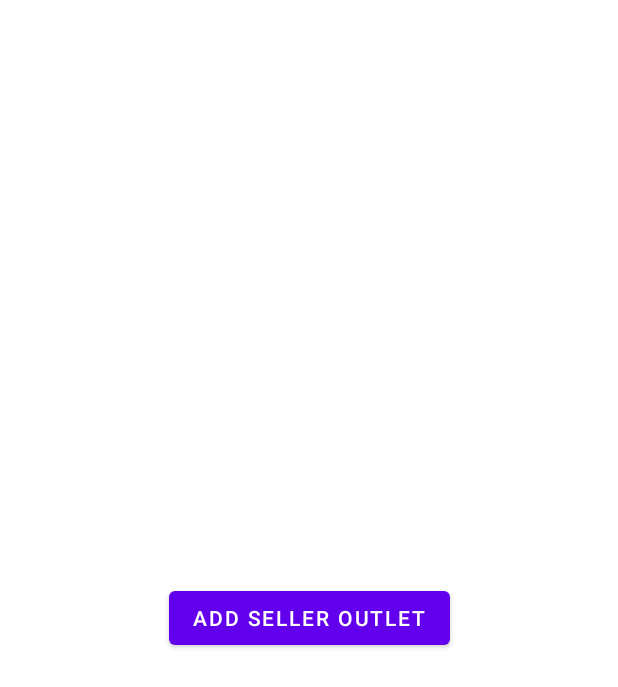
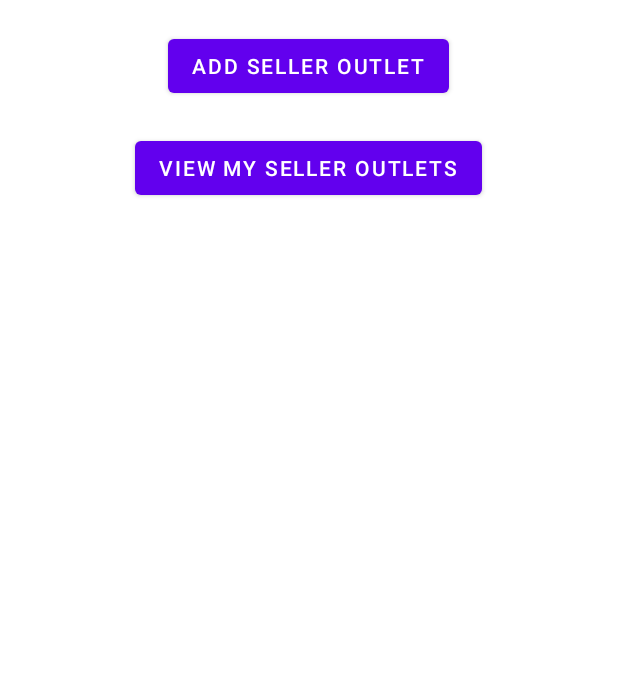
Before and after one commit to Verdilac/MAD-KNOX, an Android app: the screen it shows after launch (MainActivity), on a phone screen of 412 x 824 dp. Shown: the top 687 px of the screen. Run offline under Robolectric (Android 15) with nearby library versions, the light colour scheme and no system bars.

Commit message:
Push Oct4 6.11 Insert Function Completed

```diff
--- a/app/build.gradle
+++ b/app/build.gradle
@@ -32,9 +32,12 @@ dependencies {
     implementation 'androidx.appcompat:appcompat:1.3.1'
     implementation 'com.google.android.material:material:1.4.0'
     implementation 'androidx.constraintlayout:constraintlayout:2.1.0'
+    implementation 'androidx.swiperefreshlayout:swiperefreshlayout:1.1.0'
     testImplementation 'junit:junit:4.+'
     androidTestImplementation 'androidx.test.ext:junit:1.1.3'
     androidTestImplementation 'androidx.test.espresso:espresso-core:3.4.0'
     implementation platform('com.google.firebase:firebase-bom:28.4.1')
     implementation 'com.google.firebase:firebase-database'
+    implementation 'androidx.recyclerview:recyclerview:1.0.0'
+    implementation "androidx.cardview:cardview:1.0.0"
 }
--- a/app/src/main/AndroidManifest.xml
+++ b/app/src/main/AndroidManifest.xml
@@ -9,6 +9,9 @@
         android:roundIcon="@mipmap/ic_launcher_round"
         android:supportsRtl="true"
         android:theme="@style/Theme.MADKNOX">
+        <activity
+            android:name=".ViewSellerOutlet_k"
+            android:exported="true" />
         <activity
             android:name=".CreateSellerOutlet_k"
             android:exported="true" />
--- a/app/src/main/java/com/example/mad_knox/MainActivity.java
+++ b/app/src/main/java/com/example/mad_knox/MainActivity.java
@@ -26,5 +26,12 @@ public class MainActivity extends AppCompatActivity {
                 startActivity(i);
             }
         });
+
+        Button btn_list = findViewById(R.id.btn_list);
+        btn_list.setOnClickListener(v->
+        {
+            Intent intent = new Intent(MainActivity.this, ViewSellerOutlet_k.class);
+            startActivity(intent);
+        });
     }
 }
--- a/app/src/main/res/layout/activity_main.xml
+++ b/app/src/main/res/layout/activity_main.xml
@@ -1,10 +1,16 @@
 <?xml version="1.0" encoding="utf-8"?>
-<androidx.constraintlayout.widget.ConstraintLayout xmlns:android="http://schemas.android.com/apk/res/android"
+<LinearLayout xmlns:android="http://schemas.android.com/apk/res/android"
     xmlns:app="http://schemas.android.com/apk/res-auto"
     xmlns:tools="http://schemas.android.com/tools"
     android:layout_width="match_parent"
     android:layout_height="match_parent"
     tools:context=".MainActivity">
+
+    <LinearLayout
+        android:layout_width="match_parent"
+        android:layout_height="match_parent"
+        android:layout_margin="10dp"
+        android:orientation="vertical">
 
         <Button
             android:id="@+id/btn_outlet"
@@ -17,6 +23,25 @@
             app:layout_constraintBottom_toBottomOf="parent"
             app:layout_constraintEnd_toEndOf="parent"
             app:layout_constraintStart_toStartOf="parent"
-        app:layout_constraintTop_toTopOf="parent" />
+            app:layout_constraintTop_toTopOf="parent"
+            android:layout_gravity="center_horizontal"/>
 
-</androidx.constraintlayout.widget.ConstraintLayout>
+        <Button
+            android:id="@+id/btn_list"
+            android:layout_width="wrap_content"
+            android:layout_height="wrap_content"
+            android:layout_margin="10dp"
+            android:layout_marginEnd="213dp"
+            android:layout_marginBottom="673dp"
+            android:text="View my Seller Outlets"
+            app:layout_constraintBottom_toBottomOf="parent"
+            app:layout_constraintEnd_toEndOf="parent"
+            app:layout_constraintStart_toStartOf="parent"
+            app:layout_constraintTop_toTopOf="parent"
+            android:layout_gravity="center_horizontal"/>
+
+    </LinearLayout>
+
+
+
+</LinearLayout>
```
Also changed, not shown: app/src/main/java/com/example/mad_knox/CreateSellerOutlet_k.java (+24 -0 lines), app/src/main/java/com/example/mad_knox/DAOOutlet.java (+28 -0 lines), app/src/main/java/com/example/mad_knox/OutletVH.java (added, +26 -0 lines), app/src/main/java/com/example/mad_knox/ViewSellerOutletAdapter.java (added, +52 -0 lines), app/src/main/java/com/example/mad_knox/ViewSellerOutlet_k.java (added, +98 -0 lines), app/src/main/res/layout/activity_view_seller_outlet_k.xml (added, +25 -0 lines), app/src/main/res/layout/layout_item.xml (added, +106 -0 lines). Lines whose indentation alone changed are shown as unchanged.
